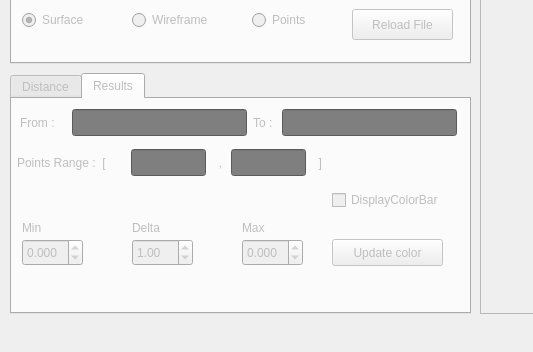
juliettepera/3DMetricTools, file 3DMeshMetric/meshMetricGui.ui: the form before one commit; both pictures show x 0 to 533 and y 416 to 768 of the 1024 by 768 pixel window.
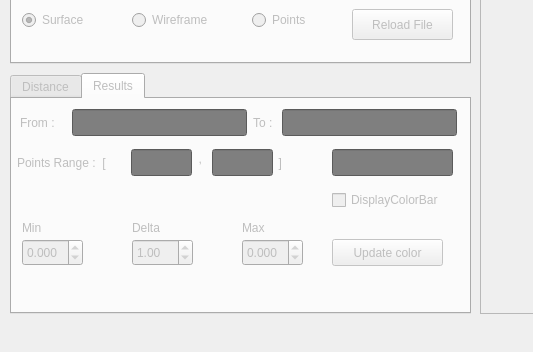
The form after the commit. The open tabs and pages were chosen to show the change. Custom widgets are drawn as their Qt base class.

The edit to the form file:
```diff
--- a/3DMeshMetric/meshMetricGui.ui
+++ b/3DMeshMetric/meshMetricGui.ui
@@ -2291,8 +2291,8 @@
      <widget class="QLabel" name="labelRange_2">
       <property name="geometry">
        <rect>
-        <x>200</x>
-        <y>44</y>
+        <x>180</x>
+        <y>40</y>
         <width>13</width>
         <height>39</height>
        </rect>
@@ -2306,7 +2306,7 @@
        <rect>
         <x>119</x>
         <y>50</y>
-        <width>75</width>
+        <width>61</width>
         <height>27</height>
        </rect>
       </property>
@@ -2741,7 +2741,7 @@
      <widget class="QLabel" name="labelRange_3">
       <property name="geometry">
        <rect>
-        <x>300</x>
+        <x>260</x>
         <y>44</y>
         <width>14</width>
         <height>39</height>
@@ -2783,9 +2783,9 @@
      <widget class="QLineEdit" name="lineEditMax">
       <property name="geometry">
        <rect>
-        <x>219</x>
+        <x>200</x>
         <y>50</y>
-        <width>75</width>
+        <width>61</width>
         <height>27</height>
        </rect>
       </property>
@@ -3303,6 +3303,443 @@
        </rect>
       </property>
      </widget>
+     <widget class="QLineEdit" name="lineEditType">
+      <property name="geometry">
+       <rect>
+        <x>320</x>
+        <y>50</y>
+        <width>121</width>
+        <height>27</height>
+       </rect>
+      </property>
+      <property name="palette">
+       <palette>
+        <active>
+         <colorrole role="WindowText">
+          <brush brushstyle="SolidPattern">
+           <color alpha="255">
+            <red>255</red>
+            <green>255</green>
+            <blue>255</blue>
+           </color>
+          </brush>
+         </colorrole>
+         <colorrole role="Button">
+          <brush brushstyle="SolidPattern">
+           <color alpha="255">
+            <red>127</red>
+            <green>127</green>
+            <blue>127</blue>
+           </color>
+          </brush>
+         </colorrole>
+         <colorrole role="Light">
+          <brush brushstyle="SolidPattern">
+           <color alpha="255">
+            <red>191</red>
+            <green>191</green>
+            <blue>191</blue>
+           </color>
+          </brush>
+         </colorrole>
+         <colorrole role="Midlight">
+          <brush brushstyle="SolidPattern">
+           <color alpha="255">
+            <red>159</red>
+            <green>159</green>
+            <blue>159</blue>
+           </color>
+          </brush>
+         </colorrole>
+         <colorrole role="Dark">
+          <brush brushstyle="SolidPattern">
+           <color alpha="255">
+            <red>63</red>
+            <green>63</green>
+            <blue>63</blue>
+           </color>
+          </brush>
+         </colorrole>
+         <colorrole role="Mid">
+          <brush brushstyle="SolidPattern">
+           <color alpha="255">
+            <red>84</red>
+            <green>84</green>
+            <blue>84</blue>
+           </color>
+          </brush>
+         </colorrole>
+         <colorrole role="Text">
+          <brush brushstyle="SolidPattern">
+           <color alpha="255">
+            <red>255</red>
+            <green>255</green>
+            <blue>255</blue>
+           </color>
+          </brush>
+         </colorrole>
+         <colorrole role="BrightText">
+          <brush brushstyle="SolidPattern">
+           <color alpha="255">
+            <red>255</red>
+            <green>255</green>
+            <blue>255</blue>
+           </color>
+          </brush>
+         </colorrole>
+         <colorrole role="ButtonText">
+          <brush brushstyle="SolidPattern">
+           <color alpha="255">
+            <red>255</red>
+            <green>255</green>
+            <blue>255</blue>
+           </color>
+          </brush>
+         </colorrole>
+         <colorrole role="Base">
+          <brush brushstyle="SolidPattern">
+           <color alpha="255">
+            <red>91</red>
+            <green>91</green>
+            <blue>91</blue>
+           </color>
+          </brush>
+         </colorrole>
+         <colorrole role="Window">
+          <brush brushstyle="SolidPattern">
+           <color alpha="255">
+            <red>127</red>
+            <green>127</green>
+            <blue>127</blue>
+           </color>
+          </brush>
+         </colorrole>
+         <colorrole role="Shadow">
+          <brush brushstyle="SolidPattern">
+           <color alpha="255">
+            <red>0</red>
+            <green>0</green>
+            <blue>0</blue>
+           </color>
+          </brush>
+         </colorrole>
+         <colorrole role="AlternateBase">
+          <brush brushstyle="SolidPattern">
+           <color alpha="255">
+            <red>63</red>
+            <green>63</green>
+            <blue>63</blue>
+           </color>
+          </brush>
+         </colorrole>
+         <colorrole role="ToolTipBase">
+          <brush brushstyle="SolidPattern">
+           <color alpha="255">
+            <red>255</red>
+            <green>255</green>
+            <blue>220</blue>
+           </color>
+          </brush>
+         </colorrole>
+         <colorrole role="ToolTipText">
+          <brush brushstyle="SolidPattern">
+           <color alpha="255">
+            <red>0</red>
+            <green>0</green>
+            <blue>0</blue>
+           </color>
+          </brush>
+         </colorrole>
+        </active>
+        <inactive>
+         <colorrole role="WindowText">
+          <brush brushstyle="SolidPattern">
+           <color alpha="255">
+            <red>255</red>
+            <green>255</green>
+            <blue>255</blue>
+           </color>
+          </brush>
+         </colorrole>
+         <colorrole role="Button">
+          <brush brushstyle="SolidPattern">
+           <color alpha="255">
+            <red>127</red>
+            <green>127</green>
+            <blue>127</blue>
+           </color>
+          </brush>
+         </colorrole>
+         <colorrole role="Light">
+          <brush brushstyle="SolidPattern">
+           <color alpha="255">
+            <red>191</red>
+            <green>191</green>
+            <blue>191</blue>
+           </color>
+          </brush>
+         </colorrole>
+         <colorrole role="Midlight">
+          <brush brushstyle="SolidPattern">
+           <color alpha="255">
+            <red>159</red>
+            <green>159</green>
+            <blue>159</blue>
+           </color>
+          </brush>
+         </colorrole>
+         <colorrole role="Dark">
+          <brush brushstyle="SolidPattern">
+           <color alpha="255">
+            <red>63</red>
+            <green>63</green>
+            <blue>63</blue>
+           </color>
+          </brush>
+         </colorrole>
+         <colorrole role="Mid">
+          <brush brushstyle="SolidPattern">
+           <color alpha="255">
+            <red>84</red>
+            <green>84</green>
+            <blue>84</blue>
+           </color>
+          </brush>
+         </colorrole>
+         <colorrole role="Text">
+          <brush brushstyle="SolidPattern">
+           <color alpha="255">
+            <red>255</red>
+            <green>255</green>
+            <blue>255</blue>
+           </color>
+          </brush>
+         </colorrole>
+         <colorrole role="BrightText">
+          <brush brushstyle="SolidPattern">
+           <color alpha="255">
+            <red>255</red>
+            <green>255</green>
+            <blue>255</blue>
+           </color>
+          </brush>
+         </colorrole>
+         <colorrole role="ButtonText">
+          <brush brushstyle="SolidPattern">
+           <color alpha="255">
+            <red>255</red>
+            <green>255</green>
+            <blue>255</blue>
+           </color>
+          </brush>
+         </colorrole>
+         <colorrole role="Base">
+          <brush brushstyle="SolidPattern">
+           <color alpha="255">
+            <red>91</red>
+            <green>91</green>
+            <blue>91</blue>
+           </color>
+          </brush>
+         </colorrole>
+         <colorrole role="Window">
+          <brush brushstyle="SolidPattern">
+           <color alpha="255">
+            <red>127</red>
+            <green>127</green>
+            <blue>127</blue>
+           </color>
+          </brush>
+         </colorrole>
+         <colorrole role="Shadow">
+          <brush brushstyle="SolidPattern">
+           <color alpha="255">
+            <red>0</red>
+            <green>0</green>
+            <blue>0</blue>
+           </color>
+          </brush>
+         </colorrole>
+         <colorrole role="AlternateBase">
+          <brush brushstyle="SolidPattern">
+           <color alpha="255">
+            <red>63</red>
+            <green>63</green>
+            <blue>63</blue>
+           </color>
+          </brush>
+         </colorrole>
+         <colorrole role="ToolTipBase">
+          <brush brushstyle="SolidPattern">
+           <color alpha="255">
+            <red>255</red>
+            <green>255</green>
+            <blue>220</blue>
+           </color>
+          </brush>
+         </colorrole>
+         <colorrole role="ToolTipText">
+          <brush brushstyle="SolidPattern">
+           <color alpha="255">
+            <red>0</red>
+            <green>0</green>
+            <blue>0</blue>
+           </color>
+          </brush>
+         </colorrole>
+        </inactive>
+        <disabled>
+         <colorrole role="WindowText">
+          <brush brushstyle="SolidPattern">
+           <color alpha="255">
+            <red>63</red>
+            <green>63</green>
+            <blue>63</blue>
+           </color>
+          </brush>
+         </colorrole>
+         <colorrole role="Button">
+          <brush brushstyle="SolidPattern">
+           <color alpha="255">
+            <red>127</red>
+            <green>127</green>
+            <blue>127</blue>
+           </color>
+          </brush>
+         </colorrole>
+         <colorrole role="Light">
+          <brush brushstyle="SolidPattern">
+           <color alpha="255">
+            <red>191</red>
+            <green>191</green>
+            <blue>191</blue>
+           </color>
+          </brush>
+         </colorrole>
+         <colorrole role="Midlight">
+          <brush brushstyle="SolidPattern">
+           <color alpha="255">
+            <red>159</red>
+            <green>159</green>
+            <blue>159</blue>
+           </color>
+          </brush>
+         </colorrole>
+         <colorrole role="Dark">
+          <brush brushstyle="SolidPattern">
+           <color alpha="255">
+            <red>63</red>
+            <green>63</green>
+            <blue>63</blue>
+           </color>
+          </brush>
+         </colorrole>
+         <colorrole role="Mid">
+          <brush brushstyle="SolidPattern">
+           <color alpha="255">
+            <red>84</red>
+            <green>84</green>
+            <blue>84</blue>
+           </color>
+          </brush>
+         </colorrole>
+         <colorrole role="Text">
+          <brush brushstyle="SolidPattern">
+           <color alpha="255">
+            <red>63</red>
+            <green>63</green>
+            <blue>63</blue>
+           </color>
+          </brush>
+         </colorrole>
+         <colorrole role="BrightText">
+          <brush brushstyle="SolidPattern">
+           <color alpha="255">
+            <red>255</red>
+            <green>255</green>
+            <blue>255</blue>
+           </color>
+          </brush>
+         </colorrole>
+         <colorrole role="ButtonText">
+          <brush brushstyle="SolidPattern">
+           <color alpha="255">
+            <red>63</red>
+            <green>63</green>
+            <blue>63</blue>
+           </color>
+          </brush>
+         </colorrole>
+         <colorrole role="Base">
+          <brush brushstyle="SolidPattern">
+           <color alpha="255">
+            <red>127</red>
+            <green>127</green>
+            <blue>127</blue>
+           </color>
+          </brush>
+         </colorrole>
+         <colorrole role="Window">
+          <brush brushstyle="SolidPattern">
+           <color alpha="255">
+            <red>127</red>
+            <green>127</green>
+            <blue>127</blue>
+           </color>
+          </brush>
+         </colorrole>
+         <colorrole role="Shadow">
+          <brush brushstyle="SolidPattern">
+           <color alpha="255">
+            <red>0</red>
+            <green>0</green>
+            <blue>0</blue>
+           </color>
+          </brush>
+         </colorrole>
+         <colorrole role="AlternateBase">
+          <brush brushstyle="SolidPattern">
+           <color alpha="255">
+            <red>127</red>
+            <green>127</green>
+            <blue>127</blue>
+           </color>
+          </brush>
+         </colorrole>
+         <colorrole role="ToolTipBase">
+          <brush brushstyle="SolidPattern">
+           <color alpha="255">
+            <red>255</red>
+            <green>255</green>
+            <blue>220</blue>
+           </color>
+          </brush>
+         </colorrole>
+         <colorrole role="ToolTipText">
+          <brush brushstyle="SolidPattern">
+           <color alpha="255">
+            <red>0</red>
+            <green>0</green>
+            <blue>0</blue>
+           </color>
+          </brush>
+         </colorrole>
+        </disabled>
+       </palette>
+      </property>
+      <property name="cursor">
+       <cursorShape>ArrowCursor</cursorShape>
+      </property>
+      <property name="mouseTracking">
+       <bool>false</bool>
+      </property>
+      <property name="toolTip">
+       <string>name of the mesh B</string>
+      </property>
+      <property name="readOnly">
+       <bool>true</bool>
+      </property>
+     </widget>
     </widget>
    </widget>
   </widget>
```
